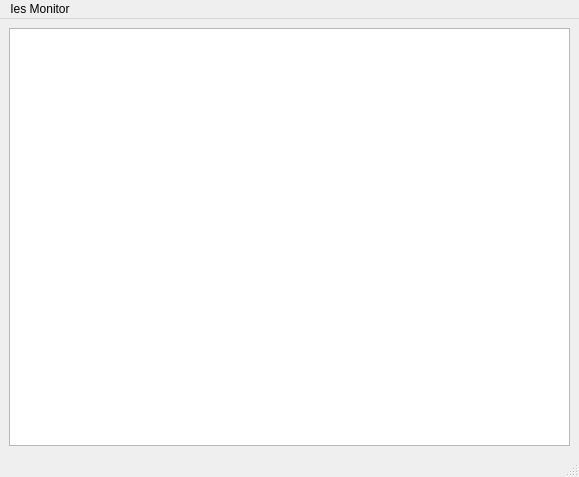
iesuser/ies-monitor, file main_window.ui: the form before one commit.
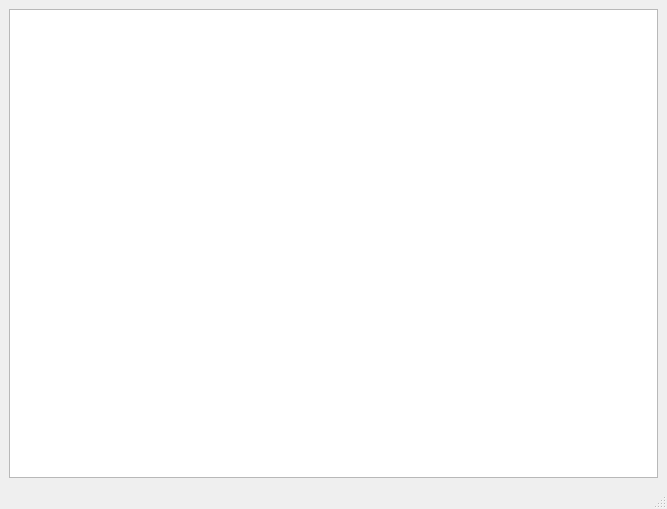
The form after the commit.

Commit message: ვუკავშირდებით ies_monitoring_server -ს, სერვერიდან მოსული შეტყობინების მიხედვით ვანახლებთ ბაზას და გრაფიკას, გრაფიკის დახურვის დადასტურება

```diff
--- a/main_window.ui
+++ b/main_window.ui
@@ -6,14 +6,20 @@
    <rect>
     <x>0</x>
     <y>0</y>
-    <width>579</width>
-    <height>477</height>
+    <width>667</width>
+    <height>509</height>
    </rect>
   </property>
   <property name="windowTitle">
    <string>MainWindow</string>
   </property>
   <widget class="QWidget" name="centralwidget">
+   <property name="sizePolicy">
+    <sizepolicy hsizetype="Expanding" vsizetype="Expanding">
+     <horstretch>0</horstretch>
+     <verstretch>0</verstretch>
+    </sizepolicy>
+   </property>
    <property name="minimumSize">
     <size>
      <width>0</width>
@@ -50,6 +56,9 @@
       <property name="gridStyle">
        <enum>Qt::SolidLine</enum>
       </property>
+      <property name="wordWrap">
+       <bool>false</bool>
+      </property>
       <property name="cornerButtonEnabled">
        <bool>true</bool>
       </property>
@@ -68,16 +77,10 @@
     <rect>
      <x>0</x>
      <y>0</y>
-     <width>579</width>
+     <width>667</width>
      <height>25</height>
     </rect>
    </property>
-   <widget class="QMenu" name="menuIes_Monitor">
-    <property name="title">
-     <string>Ies Monitor</string>
-    </property>
-   </widget>
-   <addaction name="menuIes_Monitor"/>
   </widget>
   <widget class="QStatusBar" name="statusbar"/>
  </widget>
```
The commit also changes 1 other file.
